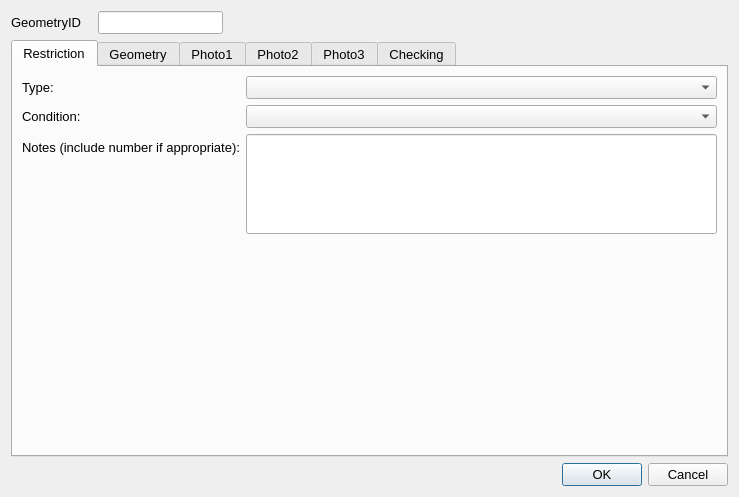
The window that ui/Bollards.ui (tlh22/demandForm) describes before a commit, drawn with Qt 5.
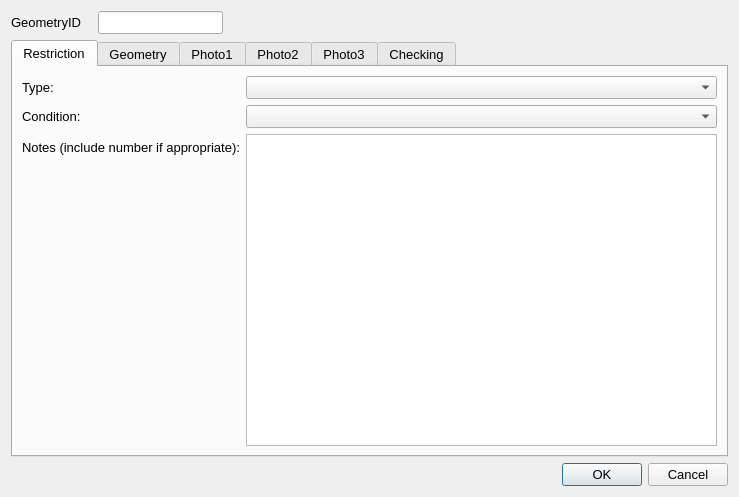
The same window after the commit. Icons and pictures are not drawn.

The edit to the form file:
```diff
--- a/ui/Bollards.ui
+++ b/ui/Bollards.ui
@@ -146,17 +146,7 @@
         </widget>
        </item>
        <item row="7" column="1">
-        <widget class="QLineEdit" name="Notes">
-         <property name="minimumSize">
-          <size>
-           <width>0</width>
-           <height>100</height>
-          </size>
-         </property>
-         <property name="alignment">
-          <set>Qt::AlignLeading|Qt::AlignLeft|Qt::AlignTop</set>
-         </property>
-        </widget>
+        <widget class="QTextEdit" name="Notes"/>
        </item>
       </layout>
      </widget>
```
